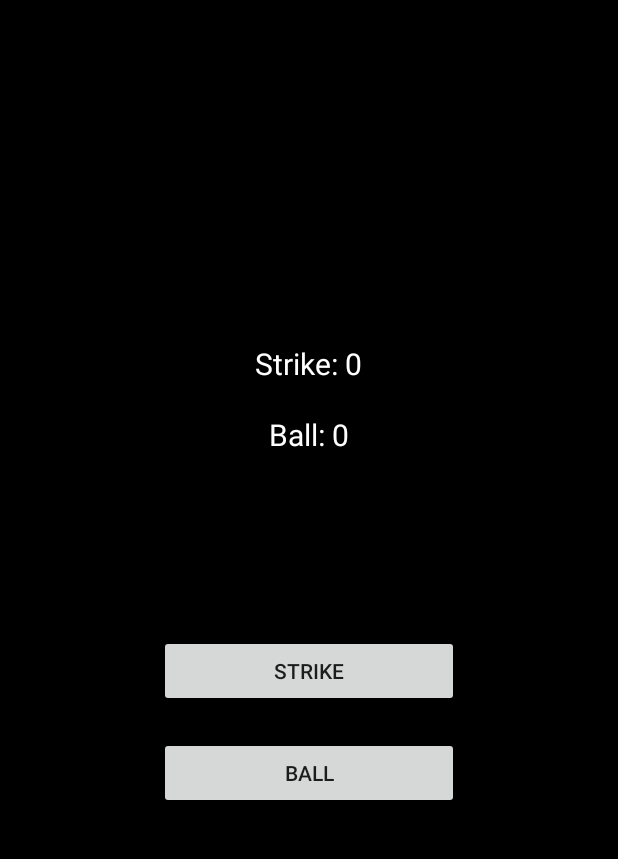
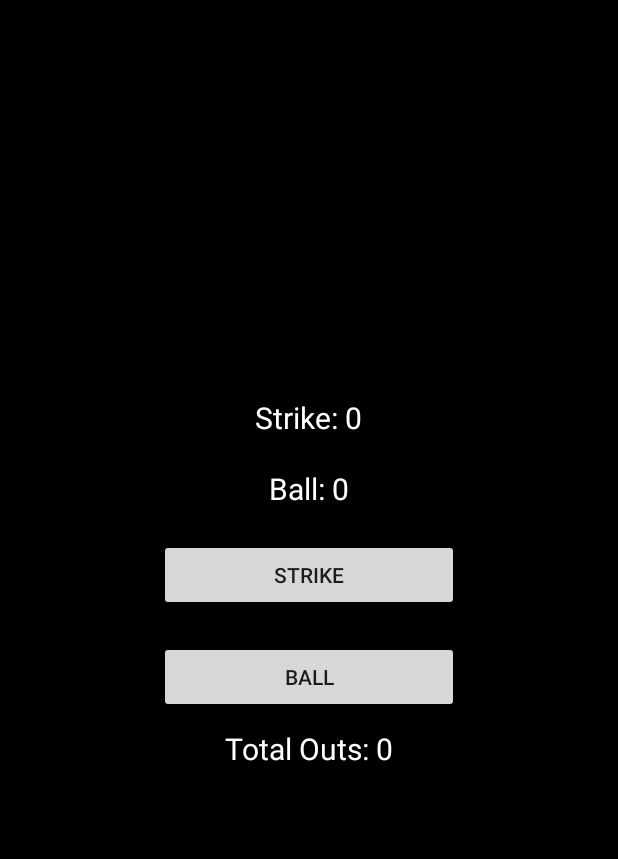
Before and after one commit to m1tche11d13/UmpireBuddy, an Android app: the screen it shows after launch (UmpireActivity), on a phone screen of 412 x 824 dp, the part 84-943 px from its top. Run offline under Robolectric (Android 15) with nearby library versions, the phone set to English and light mode, and no system bars; 1 statement that could not run was skipped.

Commit message:
Added a 'total outs' field that persists through sessions. The only way to reset it is via the reset menu option.

```diff
--- a/app/src/main/java/com/bignerdranch/android/umpirebuddy/UmpireActivity.java
+++ b/app/src/main/java/com/bignerdranch/android/umpirebuddy/UmpireActivity.java
@@ -1,6 +1,7 @@
 package com.bignerdranch.android.umpirebuddy;
 
 import android.content.Intent;
+import android.content.SharedPreferences;
 import android.support.v7.app.AppCompatActivity;
 import android.os.Bundle;
 import android.view.Menu;
@@ -15,17 +16,30 @@ import org.w3c.dom.Text;
 
 public class UmpireActivity extends AppCompatActivity {
 
+    private static final String PREFS = "preferences";
+    private static final String OUT_KEY = "out_key";
+
     private static int mBallCount = 0;
     private static int mStrikeCount = 0;
+    private static int mOutCount = 0;
 
     private Button mBallButton;
     private Button mStrikeButton;
 
     private TextView mBallTextView;
     private TextView mStrikeTextView;
+    private TextView mOutTextView;
 
     private String mBallString = "Ball: 0";
     private String mStrikeString = "Strike: 0";
+    private String mOutString = "Out: 0";
+
+    private void resetCount(){
+        mBallCount = 0;
+        mStrikeCount = 0;
+        mOutCount = 0;
+        updateCount('_');
+    }
 
     private void updateCount(Character c){
         if(c == 'b'){
@@ -39,6 +53,7 @@ public class UmpireActivity extends AppCompatActivity {
         if(c == 's'){
             ++mStrikeCount;
             if(mStrikeCount == 3){
+                ++mOutCount;
                 mStrikeCount = 0;
                 mBallCount = 0;
                 Toast.makeText(UmpireActivity.this, R.string.out_toast, Toast.LENGTH_SHORT).show();
@@ -46,9 +61,22 @@ public class UmpireActivity extends AppCompatActivity {
         }
         mStrikeString = "Strike: " + mStrikeCount;
         mBallString = "Ball: " + mBallCount;
+        mOutString = "Total Outs: " + mOutCount;
 
         mBallTextView.setText(mBallString);
         mStrikeTextView.setText(mStrikeString);
+        mOutTextView.setText(mOutString);
+    }
+
+    @Override
+    protected void onPause(){
+        super.onPause();
+
+        SharedPreferences prefs = getSharedPreferences(PREFS, 0);
+        SharedPreferences.Editor editor = prefs.edit();
+        editor.putInt(OUT_KEY, mOutCount);
+        editor.commit();
+
     }
 
     @Override
@@ -58,9 +86,7 @@ public class UmpireActivity extends AppCompatActivity {
 
         mBallTextView = (TextView) findViewById(R.id.ball_text_view);
         mStrikeTextView = (TextView) findViewById(R.id.strike_text_view);
-
-        //Updates the count with a meaningless character to set both to 0 initially
-        updateCount('_');
+        mOutTextView = (TextView) findViewById(R.id.out_text_view);
 
         mBallButton = (Button) findViewById(R.id.ball_button);
         mBallButton.setOnClickListener(new View.OnClickListener() {
@@ -80,7 +106,22 @@ public class UmpireActivity extends AppCompatActivity {
             }
         });
 
+        if(savedInstanceState != null){
+            mOutCount = savedInstanceState.getInt(OUT_KEY);
+        }
 
+        SharedPreferences prefs = getSharedPreferences(PREFS, 0);
+        mOutCount = prefs.getInt(OUT_KEY, 0);
+
+
+        //Updates the count with a meaningless character to set both to 0 initially
+        updateCount('_');
+    }
+
+    @Override
+    public void onSaveInstanceState(Bundle savedInstanceState){
+        super.onSaveInstanceState(savedInstanceState);
+        savedInstanceState.putInt(OUT_KEY, mOutCount);
     }
 
     @Override
@@ -95,9 +136,7 @@ public class UmpireActivity extends AppCompatActivity {
         // Handle item selection
         switch (item.getItemId()) {
             case R.id.reset:
-                mBallCount = 0;
-                mStrikeCount = 0;
-                updateCount('_');
+                resetCount();
                 return true;
             case R.id.about:
                 Intent i = new Intent(UmpireActivity.this, AboutActivity.class);
--- a/app/src/main/res/layout/activity_umpire.xml
+++ b/app/src/main/res/layout/activity_umpire.xml
@@ -23,10 +23,6 @@
         android:textSize="20sp"
         android:padding="10dp"/>
 
-    <TextView
-        android:layout_width="match_parent"
-        android:layout_height="100dp"/>
-
     <Button
         android:id="@+id/strike_button"
         android:layout_width="200dp"
@@ -43,4 +39,11 @@
         android:text="@string/ball_button"
         android:layout_margin="10dp"/>
 
+    <TextView
+        android:id="@+id/out_text_view"
+        android:layout_width="wrap_content"
+        android:layout_height="wrap_content"
+        android:textColor="@android:color/white"
+        android:textSize="20sp"/>
+
 </LinearLayout>
```
